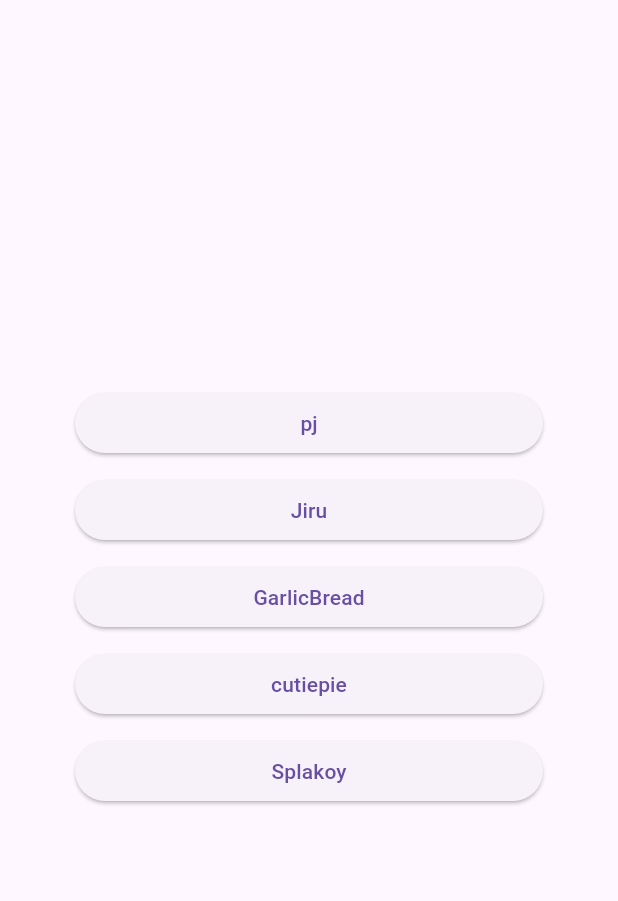
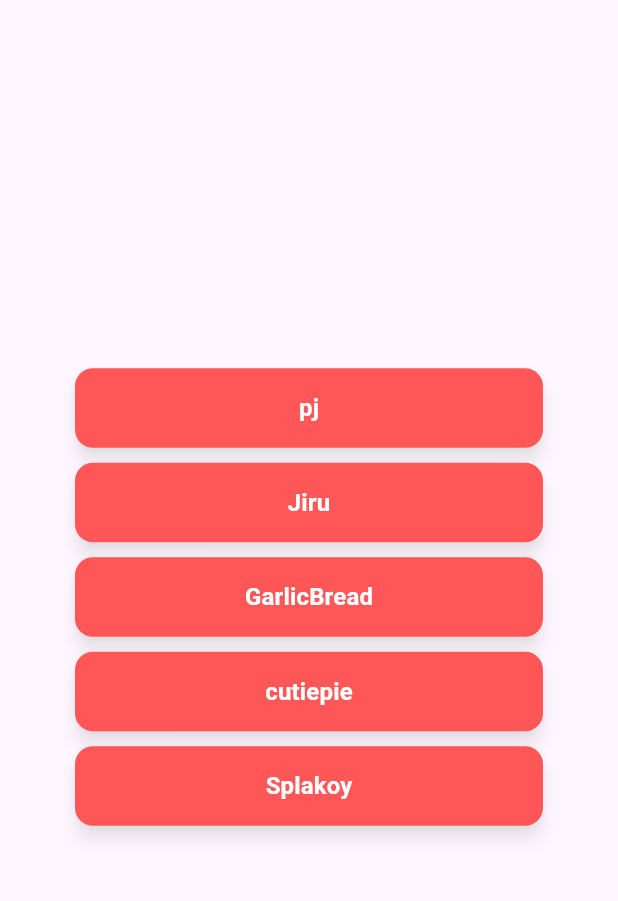
Before and after one commit to cheesyGarlicBread15/profile, a Flutter app: the screen it shows after launch, on a phone screen of 412 x 824 dp, the part 63-964 px from its top. Run offline on Flutter 3.47's test engine with Material 3 defaults, Android fonts, the light colour scheme and no system bars.

Commit message:
styled button

```diff
--- a/lib/buttons/profile_button.dart
+++ b/lib/buttons/profile_button.dart
@@ -7,12 +7,29 @@ class ProfileButton extends StatelessWidget {
 
   @override
   Widget build(BuildContext context) {
-    // TODO: stylize buttons
     return Container(
       margin: const EdgeInsets.symmetric(vertical: 5),
+      width: double.infinity,
       child: ElevatedButton(
-          onPressed: onPressed,
-          child: Text(text)),
+        onPressed: onPressed,
+        style: ElevatedButton.styleFrom(
+          padding: const EdgeInsets.symmetric(vertical: 15),
+          shape: RoundedRectangleBorder(
+            borderRadius: BorderRadius.circular(12),
+          ),
+          backgroundColor: const Color(0xFFFF5757),
+          foregroundColor: Colors.white,
+          elevation: 5,
+          shadowColor: Colors.black45,
+        ),
+        child: Text(
+          text,
+          style: const TextStyle(
+            fontSize: 16,
+            fontWeight: FontWeight.bold,
+          ),
+        ),
+      ),
     );
   }
 }
```
